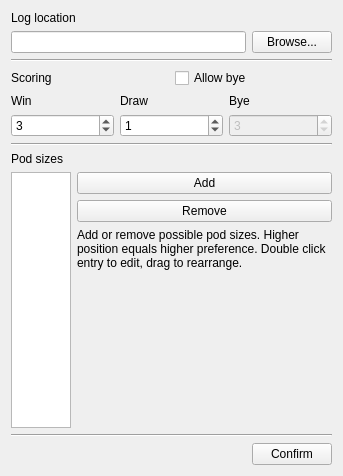
This is ui/NewTournamentDialog.ui in eVen-gits/EDH_matchmaker as Qt 5 draws it before an edit. The edited form follows.
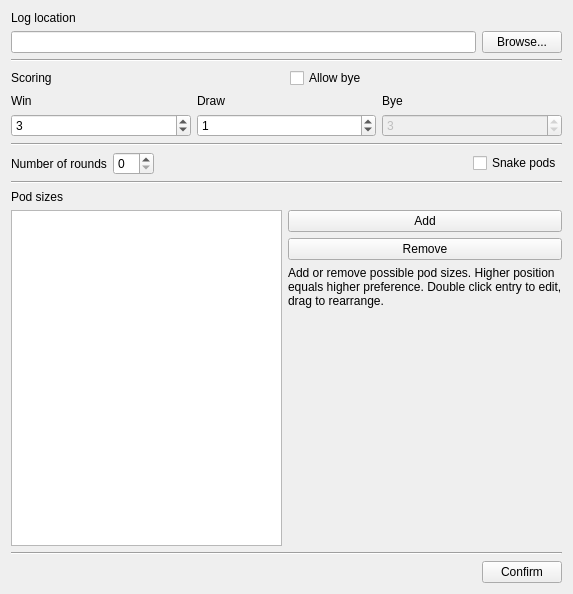
This is the edited form.

Commit message: *Update: Added option to add round 2 snake pods *Update: Added option to add number of rounds (not specifically useful) *Update: Changed ranking: poits > games played > opp. winrate > n_opp_beaten > average_seat *Update: Added steat normalization probablilities

```diff
--- a/ui/NewTournamentDialog.ui
+++ b/ui/NewTournamentDialog.ui
@@ -9,8 +9,8 @@
    <rect>
     <x>0</x>
     <y>0</y>
-    <width>343</width>
-    <height>476</height>
+    <width>573</width>
+    <height>594</height>
    </rect>
   </property>
   <property name="sizePolicy">
@@ -147,6 +147,47 @@
      </item>
     </layout>
    </item>
+   <item>
+    <widget class="Line" name="line_4">
+     <property name="orientation">
+      <enum>Qt::Horizontal</enum>
+     </property>
+    </widget>
+   </item>
+   <item>
+    <layout class="QHBoxLayout" name="horizontalLayout_6">
+     <item>
+      <widget class="QLabel" name="label">
+       <property name="text">
+        <string>Number of rounds</string>
+       </property>
+      </widget>
+     </item>
+     <item>
+      <widget class="QSpinBox" name="sb_nRounds"/>
+     </item>
+     <item>
+      <spacer name="horizontalSpacer_2">
+       <property name="orientation">
+        <enum>Qt::Horizontal</enum>
+       </property>
+       <property name="sizeHint" stdset="0">
+        <size>
+         <width>40</width>
+         <height>20</height>
+        </size>
+       </property>
+      </spacer>
+     </item>
+     <item>
+      <widget class="QCheckBox" name="cb_snakePods">
+       <property name="text">
+        <string>Snake pods</string>
+       </property>
+      </widget>
+     </item>
+    </layout>
+   </item>
    <item>
     <widget class="Line" name="line_2">
      <property name="orientation">
```
The commit also changes 3 other files.
